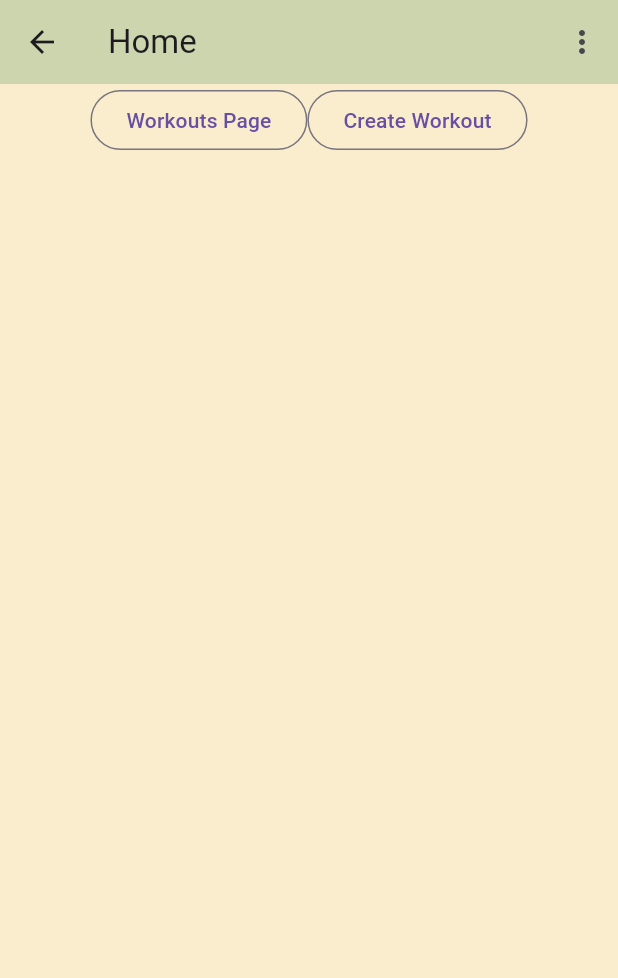
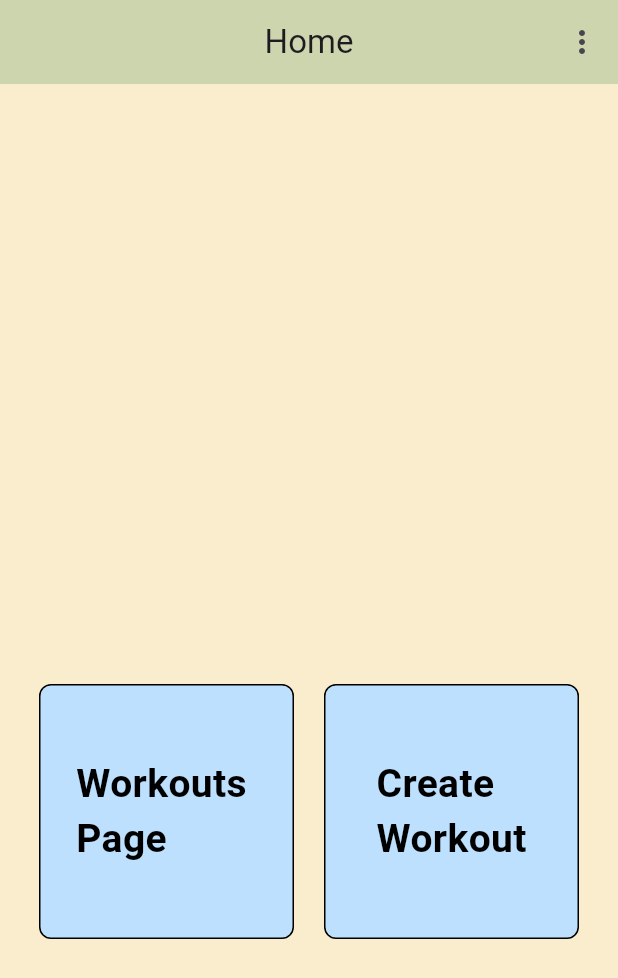
Before and after one commit to Pradham1/Fitness-App-with-AI-Integration, a Flutter app: the HomePage screen opened by its route, on a phone screen of 412 x 824 dp. Shown: the top 978 px of the screen. Run offline on Flutter 3.47's test engine with Material 3 defaults, Android fonts, the phone set to English and light mode, and no system bars; our stand-ins replace cloud_firestore, firebase_auth, firebase_core, sqflite; missing offline and left inert: dart:ffi; accounts and stored records are empty; network calls fail.

Commit message:
eleventh commit

```diff
--- a/lib/views/home_page.dart
+++ b/lib/views/home_page.dart
@@ -1,3 +1,5 @@
+import 'dart:ffi';
+
 import 'package:firebase_auth/firebase_auth.dart';
 import 'package:flutter/material.dart';
 
@@ -15,7 +17,9 @@ class _HomePageState extends State<HomePage> {
         backgroundColor: Color.fromARGB(255, 250, 237, 205),
         appBar: AppBar(
             title: const Text('Home'),
+            centerTitle: true,
             backgroundColor: Color.fromARGB(255, 204, 213, 174),
+            automaticallyImplyLeading: false,
             actions: [
               PopupMenuButton<String>(
                 onSelected: (value) async {
@@ -42,23 +46,59 @@ class _HomePageState extends State<HomePage> {
             ],
         ),
         body:
-        Row(
-          mainAxisAlignment: MainAxisAlignment.center,
-          children: [
-            OutlinedButton(
-              onPressed: () {
-                Navigator.pushNamed(context, '/workouts');
-              },
-              child: const Text('Workouts Page'),
-            ),
 
-            OutlinedButton(
-              onPressed: () {
-                Navigator.pushNamed(context, '/create-workout');
-              },
-              child: const Text('Create Workout'),
-            ),
-          ]
+        Container(
+          padding: const EdgeInsets.only(top:400),
+          child: Row(
+            spacing: 20,
+            mainAxisAlignment: MainAxisAlignment.center,
+            children: [
+              GestureDetector(
+                onTap: () => Navigator.pushNamed(context, '/workouts'),
+                child: Container(
+                  padding: const EdgeInsets.all(20),
+                  decoration: BoxDecoration(
+                    color: Color.fromARGB(255, 189, 224, 254),
+                    border: Border.all(color: Colors.black, width: 1.0),
+                    borderRadius: BorderRadius.circular(8.0),
+                  ),
+                  height: 170,
+                  width: 170,
+                  alignment: Alignment.center,
+                  child: const Text('Workouts \nPage',
+                    style: TextStyle(
+                      fontSize: 26,
+                      fontWeight: FontWeight.bold,
+                      color: Colors.black,
+                    ),
+                  ),
+
+                ),
+              ),
+
+              GestureDetector(
+                onTap: () => Navigator.pushNamed(context, '/create-workout'),
+                child: Container(
+                  padding: const EdgeInsets.all(20),
+                  decoration: BoxDecoration(
+                    color: Color.fromARGB(255, 189, 224, 254),
+                    border: Border.all(color: Colors.black, width: 1.0),
+                    borderRadius: BorderRadius.circular(8.0),
+                  ),
+                  height: 170,
+                  width: 170,
+                  alignment: Alignment.center,
+                  child: const Text('Create \nWorkout',
+                    style: TextStyle(
+                      fontSize: 26,
+                      fontWeight: FontWeight.bold,
+                      color: Colors.black,
+                    ),
+                  ),
+                ),
+              ),
+            ]
+          ),
         ),
     );
   }
```
Also changed, not shown: lib/views/api_call.dart (+4 -3 lines), lib/views/workouts_list.dart (added, +46 -0 lines), lib/views/workouts_page.dart (+28 -24 lines).
